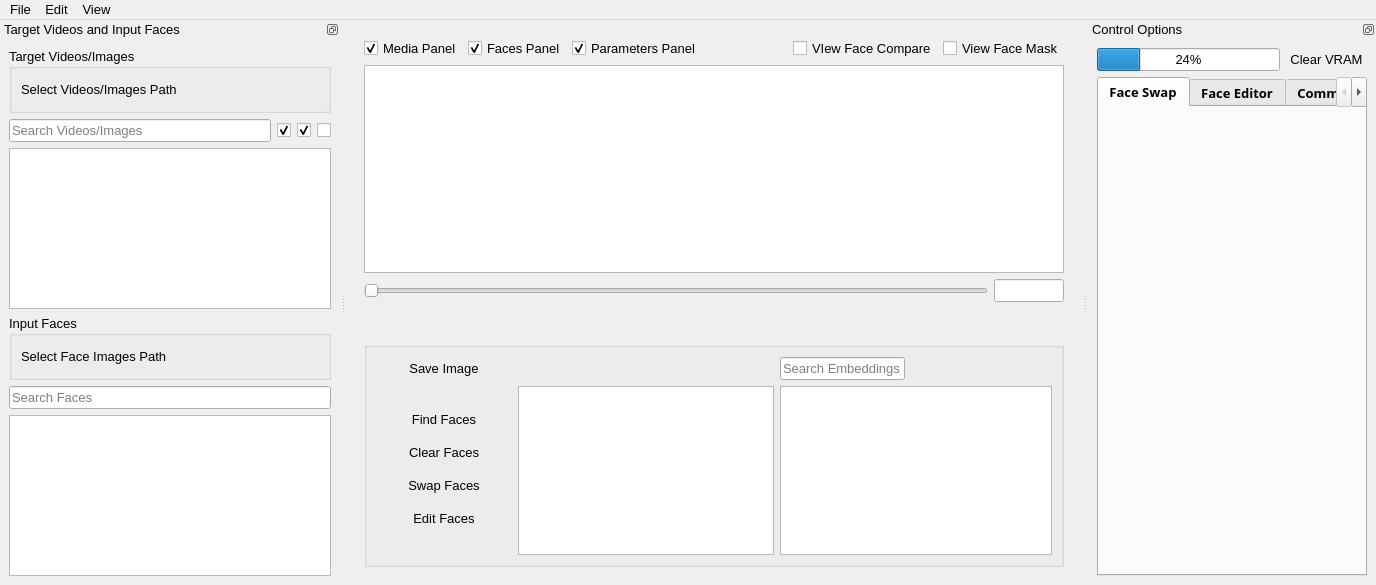
Qt form app/ui/core/MainWindow.ui (visomaster/VisoMaster) before a commit.
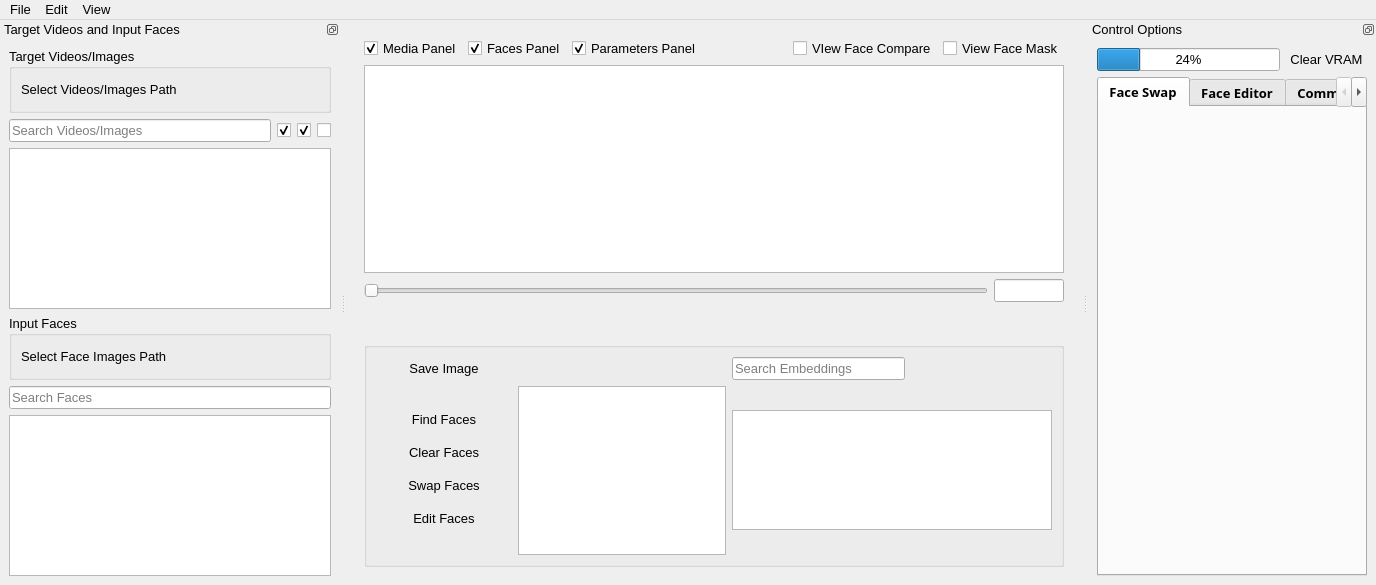
The same form after that commit. Icons and pictures are not drawn.

Patch:
```diff
--- a/app/ui/core/MainWindow.ui
+++ b/app/ui/core/MainWindow.ui
@@ -542,14 +542,50 @@
           <item row="1" column="2">
            <widget class="QListWidget" name="inputEmbeddingsList">
             <property name="sizePolicy">
-             <sizepolicy hsizetype="Preferred" vsizetype="Expanding">
-              <horstretch>0</horstretch>
+             <sizepolicy hsizetype="Expanding" vsizetype="Fixed">
+              <horstretch>4</horstretch>
               <verstretch>0</verstretch>
              </sizepolicy>
             </property>
+            <property name="minimumSize">
+             <size>
+              <width>320</width>
+              <height>120</height>
+             </size>
+            </property>
+            <property name="maximumSize">
+             <size>
+              <width>16777215</width>
+              <height>120</height>
+             </size>
+            </property>
+            <property name="verticalScrollBarPolicy">
+             <enum>Qt::ScrollBarAlwaysOff</enum>
+            </property>
+            <property name="horizontalScrollBarPolicy">
+             <enum>Qt::ScrollBarAsNeeded</enum>
+            </property>
             <property name="toolTip">
              <string>Save Embedding</string>
             </property>
+            <property name="uniformItemSizes">
+             <bool>true</bool>
+            </property>
+            <property name="viewMode">
+             <enum>QListView::IconMode</enum>
+            </property>
+            <property name="movement">
+             <enum>QListView::Static</enum>
+            </property>
+            <property name="wrapping">
+             <bool>true</bool>
+            </property>
+            <property name="layoutMode">
+             <enum>QListView::Batched</enum>
+            </property>
+            <property name="spacing">
+             <number>4</number>
+            </property>
             <property name="autoScroll">
              <bool>false</bool>
             </property>
```
Left out of the diff: 2 changed lines with no effect on the pictures.
